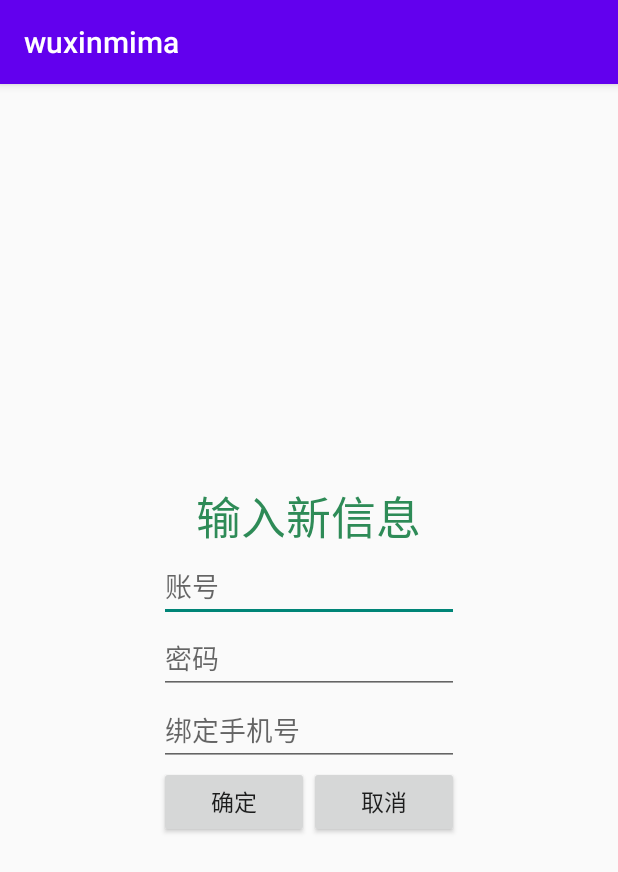
After one commit to code-yue/wuxinmima, an Android app: the mimaxinxixiugai screen opened directly, with no data from a screen before it, on a phone screen of 412 x 824 dp. The commit adds this screen. Shown: the top 872 px of the screen. Run offline under Robolectric (Android 15) with nearby library versions, the light colour scheme and no system bars; libraries missing offline, so code that uses them is left out: org.litepal.

Commit message:
添加修改密码功能

```diff
--- a/app/src/main/AndroidManifest.xml
+++ b/app/src/main/AndroidManifest.xml
@@ -10,7 +10,8 @@
         android:roundIcon="@mipmap/ic_launcher_round"
         android:supportsRtl="true"
         android:theme="@style/Theme.Wuxinmima">
-        <activity android:name=".mimaxianshi"></activity>
+        <activity android:name=".mimaxinxixiugai"></activity>
+        <activity android:name=".mimaxianshi" />
         <activity android:name=".add_mima" />
         <activity android:name=".Enroll" />
         <activity android:name=".Login">
--- /dev/null
+++ b/app/src/main/java/com/example/wuxinmima/mimaxinxixiugai.java
@@ -0,0 +1,62 @@
+package com.example.wuxinmima;
+
+import androidx.appcompat.app.AppCompatActivity;
+
+import android.content.Intent;
+import android.os.Bundle;
+import android.util.Log;
+import android.view.View;
+import android.widget.Button;
+import android.widget.EditText;
+
+import org.litepal.LitePal;
+
+public class mimaxinxixiugai extends AppCompatActivity {
+    private EditText 修改密码;
+    private EditText 修改账号;
+    private EditText 修改绑定手机号;
+    private Button 修改;
+    private Button 取消;
+
+    @Override
+    protected void onCreate(Bundle savedInstanceState) {
+        super.onCreate(savedInstanceState);
+        setContentView(R.layout.activity_mimaxinxixiugai);
+        修改密码 = (EditText)findViewById(R.id.修改密码);
+        修改账号 = (EditText)findViewById(R.id.修改账号);
+        修改绑定手机号 = (EditText)findViewById(R.id.修改绑定手机号);
+        修改 = (Button)findViewById(R.id.修改);
+        取消 = (Button)findViewById(R.id.取消);
+        修改.setOnClickListener(new View.OnClickListener() {
+            @Override
+            public void onClick(View v) {
+                mima mima1 = new mima();
+                Intent intent = getIntent();
+                String 用户名 = intent.getStringExtra("用户名");
+                String 名称 = intent.getStringExtra("名称");
+                LitePal.deleteAll(mima.class,"名称=?",名称);
+                String 新密码 = 修改密码.getText().toString();
+                String 新账号 = 修改账号.getText().toString();
+                String 新绑定手机号 = 修改绑定手机号.getText().toString();
+                mima1.set用户名(用户名);
+                mima1.set名称(名称);
+                mima1.set账号(新账号);
+                mima1.set密码(新密码);
+                mima1.set绑定手机号(新绑定手机号);
+                mima1.save();
+                Intent intent1 = new Intent();
+                intent1.putExtra("新密码",新密码);
+                intent1.putExtra("新账号",新账号);
+                intent1.putExtra("新绑定手机号",新绑定手机号);
+                setResult(RESULT_OK,intent1);
+                finish();
+            }
+        });
+        取消.setOnClickListener(new View.OnClickListener() {
+            @Override
+            public void onClick(View v) {
+                finish();
+            }
+        });
+    }
+}
--- /dev/null
+++ b/app/src/main/res/layout/activity_mimaxinxixiugai.xml
@@ -0,0 +1,66 @@
+<?xml version="1.0" encoding="utf-8"?>
+<RelativeLayout xmlns:android="http://schemas.android.com/apk/res/android"
+    xmlns:app="http://schemas.android.com/apk/res-auto"
+    xmlns:tools="http://schemas.android.com/tools"
+    android:layout_width="match_parent"
+    android:layout_height="match_parent"
+    tools:context=".mimaxinxixiugai">
+    <LinearLayout
+        android:id="@+id/输入"
+        android:layout_width="wrap_content"
+        android:layout_height="wrap_content"
+        android:layout_centerInParent="true"
+        android:orientation="vertical">
+
+        <TextView
+            android:layout_width="wrap_content"
+            android:layout_height="wrap_content"
+            android:layout_gravity="center_horizontal"
+            android:text="输入新信息"
+            android:textColor="#2E8B57"
+            android:textSize="30sp" />
+
+        <EditText
+            android:id="@+id/修改账号"
+            android:layout_width="200dp"
+            android:layout_height="wrap_content"
+            android:layout_gravity="center_horizontal"
+            android:hint="账号"
+            android:maxLines="1" />
+        <EditText
+            android:id="@+id/修改密码"
+            android:layout_width="200dp"
+            android:layout_height="wrap_content"
+            android:layout_gravity="center_horizontal"
+            android:hint="密码"
+            android:maxLines="1" />
+        <EditText
+            android:id="@+id/修改绑定手机号"
+            android:layout_width="200dp"
+            android:layout_height="wrap_content"
+            android:layout_gravity="center_horizontal"
+            android:hint="绑定手机号"
+            android:maxLines="1" />
+        <LinearLayout
+            android:layout_width="wrap_content"
+            android:layout_height="wrap_content"
+            android:layout_gravity="center_horizontal">
+            <Button
+                android:id="@+id/修改"
+                android:layout_width="100dp"
+                android:layout_height="wrap_content"
+                android:text="确定"
+                android:textSize="15sp" />
+            <Button
+                android:layout_width="100dp"
+                android:layout_height="wrap_content"
+                android:id="@+id/取消"
+                android:text="取消"
+                android:textSize="15sp"/>
+        </LinearLayout>
+
+
+
+    </LinearLayout>
+
+</RelativeLayout>
```
Also changed, not shown: app/src/main/java/com/example/wuxinmima/mimaxianshi.java (+41 -6 lines), app/src/main/res/layout/activity_mimaxianshi.xml (+10 -5 lines).
